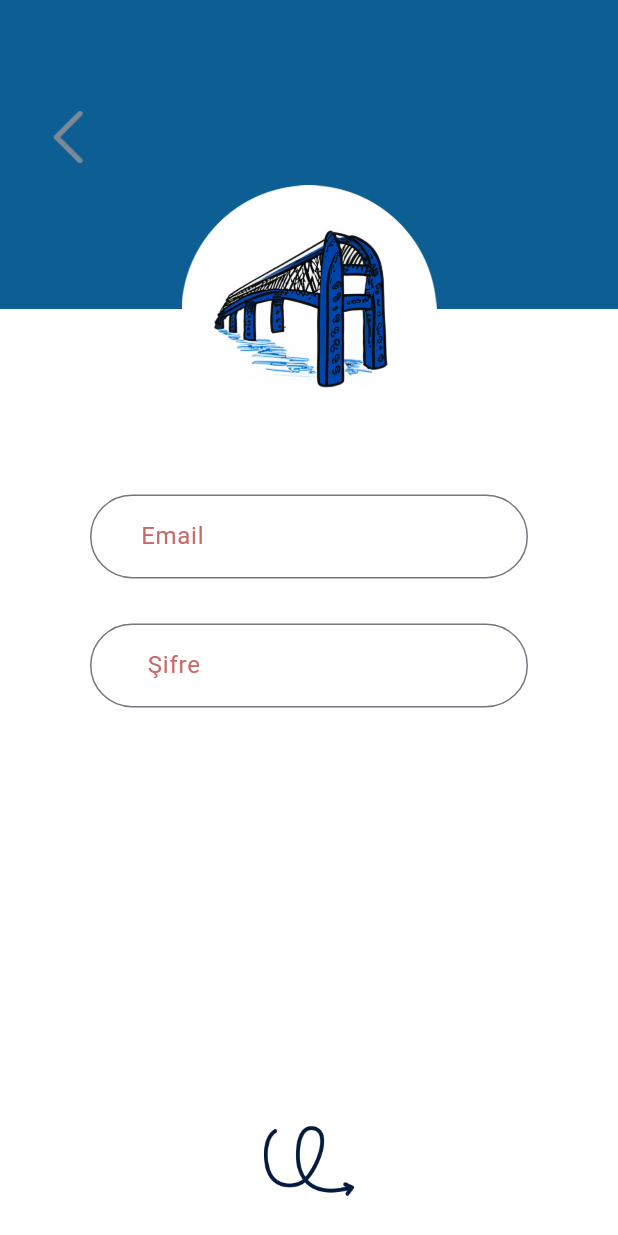
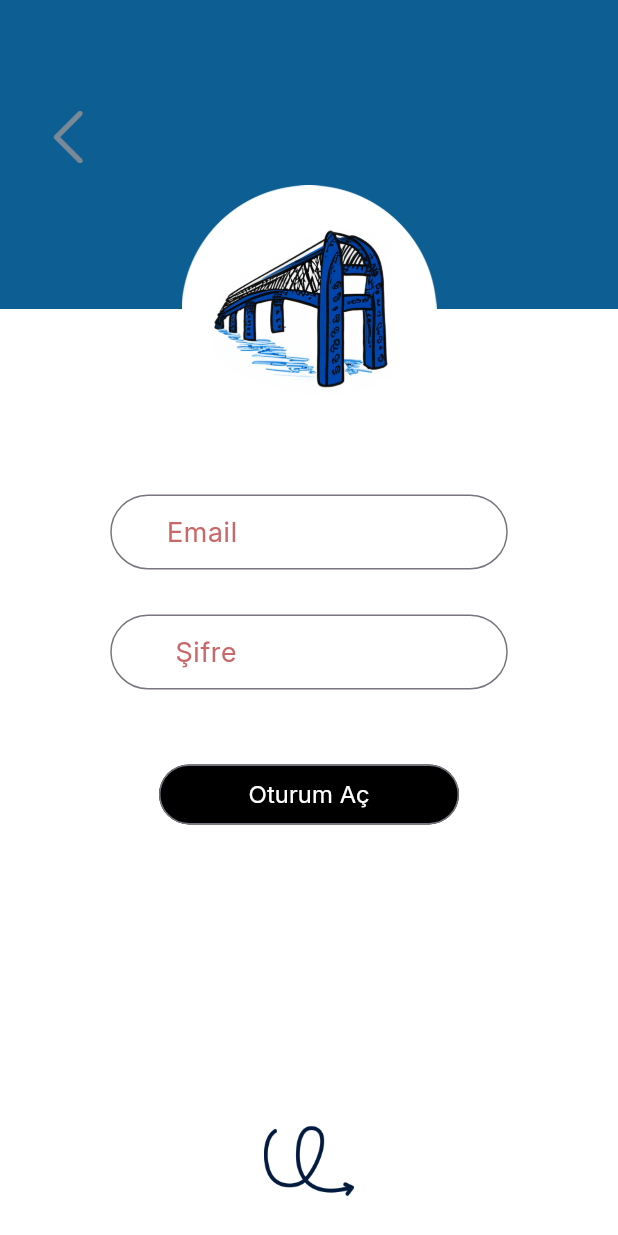
Before and after one commit to tugba0278/Benle-Kal, a Flutter app: the LoginStudentPage screen opened by its route, on a phone screen of 412 x 824 dp. Run offline on Flutter 3.47's test engine with Material 3 defaults, Android fonts, the phone set to English and light mode, and no system bars; our stand-ins replace firebase_core; accounts and stored records are empty.

Commit message:
student login page created

```diff
--- a/lib/pages/login_student_page.dart
+++ b/lib/pages/login_student_page.dart
@@ -65,7 +65,8 @@ class _LoginStudentPageState extends State<LoginStudentPage> {
             loginLogoContainer.buildContainer(context),
 
             //input text ve button
-            Padding(
+            Center(
+              child: Padding(
                   padding: EdgeInsets.fromLTRB(
                       60, MediaQuery.of(context).size.height * 0.4, 60, 0),
                   child: Form(
@@ -74,25 +75,50 @@ class _LoginStudentPageState extends State<LoginStudentPage> {
                       mainAxisAlignment: MainAxisAlignment.center,
                       crossAxisAlignment: CrossAxisAlignment.center,
                       children: [
-                      TextFormField(
+                        SizedBox(
+                          width: 265,
+                          height: 50,
+                          child: TextFormField(
                             decoration: const InputDecoration(
                                 labelText: '    Email',
                                 labelStyle: formTextStyle,
                                 border: formBorderStyle,
-                              focusedBorder: formFocusBorderStyle)),
+                                focusedBorder: formFocusBorderStyle),
+                            textAlign: TextAlign.center,
+                          ),
+                        ),
                         const SizedBox(
                           height: 30,
                         ),
-                      TextFormField(
+                        SizedBox(
+                          width: 265,
+                          height: 50,
+                          child: TextFormField(
                             decoration: const InputDecoration(
                                 labelText: '     Şifre',
                                 labelStyle: formTextStyle,
                                 border: formBorderStyle,
                                 focusedBorder: formFocusBorderStyle),
+                          ),
+                        ),
+                        const SizedBox(
+                          height: 50,
+                        ),
+                        SizedBox(
+                          width: 200,
+                          height: 40,
+                          child: OutlinedButton(
+                              onPressed: () {},
+                              style: logRegButtonStyle,
+                              child: const Text(
+                                'Oturum Aç',
+                                style: logRegTextStyle,
+                              )),
                         )
                       ],
                     ),
-                ))
+                  )),
+            )
           ],
         ),
       ),
--- a/lib/styles.dart
+++ b/lib/styles.dart
@@ -41,7 +41,24 @@ final studentImageStyle = Image.asset(
   height: 40,
 );
 
-const formTextStyle = TextStyle(color: Color(0xFFC96868));
+var logRegButtonStyle = OutlinedButton.styleFrom(
+  shape: RoundedRectangleBorder(
+    borderRadius: BorderRadius.circular(30),
+  ),
+  backgroundColor: Colors.black,
+);
+
+const logRegTextStyle = TextStyle(
+    color: Colors.white,
+    fontSize: 16,
+    fontFamily: "Inter",
+    fontWeight: FontWeight.w400);
+
+const formTextStyle = TextStyle(
+    color: Color(0xFFC96868),
+    fontSize: 18,
+    fontFamily: "Inter",
+    fontWeight: FontWeight.w400);
 
 const formBorderStyle = OutlineInputBorder(
     borderRadius: BorderRadius.all(Radius.circular(30)),
```
Lines whose indentation alone changed are shown as unchanged.
